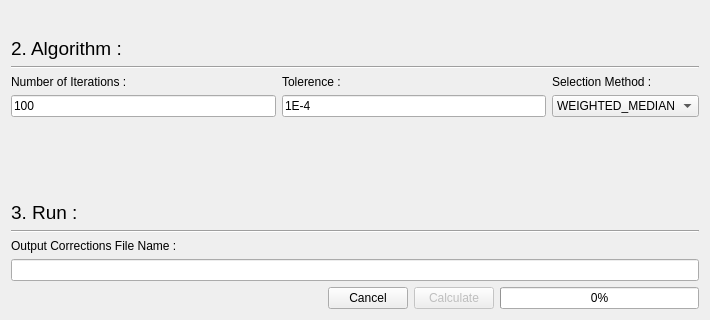
Before: the Qt Designer form PhzQtUI/auxdir/PhzQtUI/DialogPhotometricCorrectionComputation.ui in astrorama/Phosphoros, drawn with Qt 5; both pictures show x 0 to 710 and y 465 to 785 of the 710 by 785 pixel window.
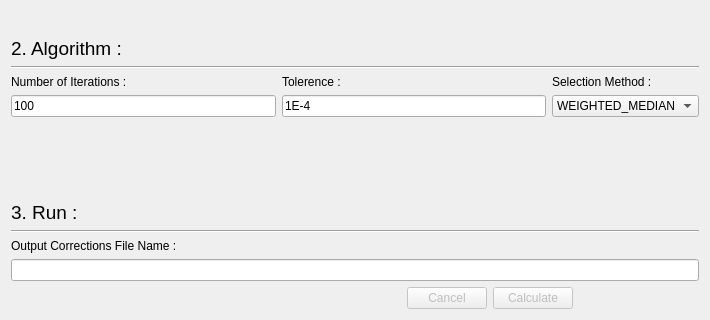
After: the same form once the commit is applied.

Commit message: Modified the PhotometricCorrection dialog to show the current iteration number instead of a progress bar

Diff of the .ui file:
```diff
--- a/PhzQtUI/auxdir/PhzQtUI/DialogPhotometricCorrectionComputation.ui
+++ b/PhzQtUI/auxdir/PhzQtUI/DialogPhotometricCorrectionComputation.ui
@@ -472,12 +472,12 @@
       </spacer>
      </item>
      <item>
-      <widget class="QDialogButtonBox" name="buttonBox">
-       <property name="orientation">
-        <enum>Qt::Horizontal</enum>
+      <widget class="QPushButton" name="bt_Cancel">
+       <property name="enabled">
+        <bool>false</bool>
        </property>
-       <property name="standardButtons">
-        <set>QDialogButtonBox::Cancel</set>
+       <property name="text">
+        <string>Cancel</string>
        </property>
       </widget>
      </item>
@@ -492,9 +492,30 @@
       </widget>
      </item>
      <item>
-      <widget class="QProgressBar" name="progressBar">
-       <property name="value">
-        <number>0</number>
+      <widget class="QLabel" name="txt_current_iteration">
+       <property name="sizePolicy">
+        <sizepolicy hsizetype="Preferred" vsizetype="Preferred">
+         <horstretch>0</horstretch>
+         <verstretch>0</verstretch>
+        </sizepolicy>
+       </property>
+       <property name="minimumSize">
+        <size>
+         <width>120</width>
+         <height>0</height>
+        </size>
+       </property>
+       <property name="maximumSize">
+        <size>
+         <width>120</width>
+         <height>16777215</height>
+        </size>
+       </property>
+       <property name="text">
+        <string/>
+       </property>
+       <property name="alignment">
+        <set>Qt::AlignLeading|Qt::AlignLeft|Qt::AlignVCenter</set>
        </property>
       </widget>
      </item>
```
Left out of the diff: 19 changed lines with no effect on the pictures. The commit also changes 2 other files.
